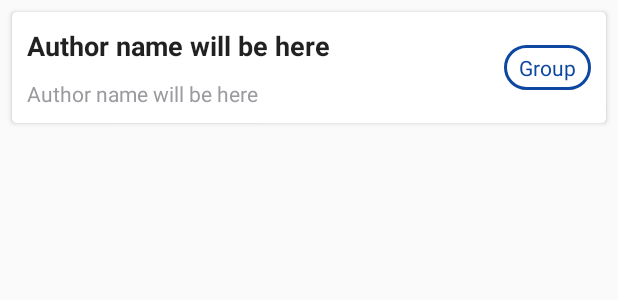
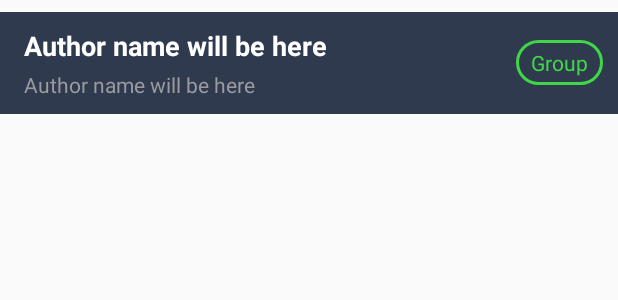
Before and after one commit to stoievyevhenii/DevCorner_Android, an Android app: the layout item_card.xml on its own in the app's theme, with its tools: preview values and no code run, on a phone screen of 412 x 824 dp. Shown: the top 300 px of the screen. Run offline under Robolectric (Android 15) with nearby library versions, the phone set to English and light mode, and no system bars.

```diff
--- a/app/src/main/res/drawable/group_style.xml
+++ b/app/src/main/res/drawable/group_style.xml
@@ -2,7 +2,7 @@
 <shape xmlns:android="http://schemas.android.com/apk/res/android"
     android:shape="rectangle">
     <corners android:radius="50dp" />
-    <solid android:color="@android:color/white" />
+    <solid android:color="@android:color/transparent" />
     <stroke
         android:width="2dp"
         android:color="@color/colorAccent"></stroke>
--- a/app/src/main/res/layout/item_card.xml
+++ b/app/src/main/res/layout/item_card.xml
@@ -6,15 +6,13 @@
     android:layout_width="match_parent"
     android:layout_height="wrap_content"
     android:layout_alignParentBottom="true"
-    android:layout_marginLeft="8dp"
     android:layout_marginTop="8dp"
 
-    android:layout_marginRight="8dp"
-    android:layout_marginBottom="8dp"
     android:clickable="false"
     android:focusable="auto"
-    card_view:cardBackgroundColor="@android:color/white"
-    card_view:cardCornerRadius="3dp"
+    card_view:cardBackgroundColor="@color/colorPrimary"
+    card_view:cardCornerRadius="0dp"
+    card_view:cardElevation="0dp"
     card_view:cardPreventCornerOverlap="false"
     card_view:cardUseCompatPadding="false"
     card_view:layout_anchorGravity="center_vertical">
@@ -36,10 +34,11 @@
                 android:id="@+id/title"
                 android:layout_width="wrap_content"
                 android:layout_height="wrap_content"
-                android:layout_marginLeft="10dp"
+                android:layout_marginLeft="16dp"
                 android:layout_marginTop="10dp"
-                android:layout_marginRight="10dp"
+                android:layout_marginRight="16dp"
                 android:textAppearance="@style/TextAppearance.AppCompat.Headline"
+                android:textColor="@android:color/white"
                 android:textSize="18sp"
                 android:textStyle="bold"
                 tools:text="Author name will be here" />
@@ -48,7 +47,10 @@
                 android:id="@+id/author"
                 android:layout_width="wrap_content"
                 android:layout_height="match_parent"
-                android:layout_margin="10dp"
+                android:layout_marginLeft="16dp"
+                android:layout_marginTop="4dp"
+                android:layout_marginRight="16dp"
+                android:layout_marginBottom="10dp"
                 android:textAppearance="@style/TextAppearance.AppCompat.Body1"
                 android:textColor="@color/nonAccent"
                 android:textSize="14sp"
--- a/app/src/main/res/values/colors.xml
+++ b/app/src/main/res/values/colors.xml
@@ -1,7 +1,7 @@
 <?xml version="1.0" encoding="utf-8"?>
 <resources>
-    <color name="colorPrimary">#363640</color>
-    <color name="colorPrimaryDark">#363640</color>
-    <color name="colorAccent">#0D47A1</color>
+    <color name="colorPrimary">#2F3A4F</color>
+    <color name="colorPrimaryDark">#232C3D</color>
+    <color name="colorAccent">#3FD747</color>
     <color name="nonAccent">#9A9A9F</color>>
 </resources>
```
Also changed, not shown: app/src/main/java/com/stoiev/devcorner/Home.java (+0 -9 lines), app/src/main/res/layout/activity_home.xml (+4 -8 lines).
